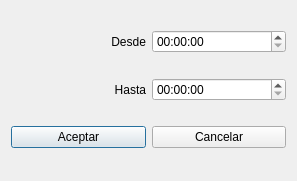
Old version of the form src/ui/dialog_add_shift.ui in the repository dmonzonis/paycheck.
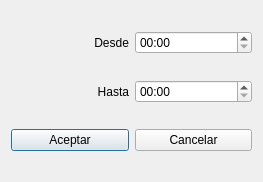
New version of the form.

Commit message: Make some slight changes in UI

```diff
--- a/src/ui/dialog_add_shift.ui
+++ b/src/ui/dialog_add_shift.ui
@@ -6,8 +6,8 @@
    <rect>
     <x>0</x>
     <y>0</y>
-    <width>297</width>
-    <height>181</height>
+    <width>263</width>
+    <height>182</height>
    </rect>
   </property>
   <property name="windowTitle">
@@ -27,7 +27,11 @@
       </widget>
      </item>
      <item>
-      <widget class="QTimeEdit" name="timeFrom"/>
+      <widget class="QTimeEdit" name="timeFrom">
+       <property name="displayFormat">
+        <string>HH:mm</string>
+       </property>
+      </widget>
      </item>
     </layout>
    </item>
@@ -44,7 +48,11 @@
       </widget>
      </item>
      <item>
-      <widget class="QTimeEdit" name="timeTo"/>
+      <widget class="QTimeEdit" name="timeTo">
+       <property name="displayFormat">
+        <string>HH:mm</string>
+       </property>
+      </widget>
      </item>
     </layout>
    </item>
```
The commit also changes 1 other file.
